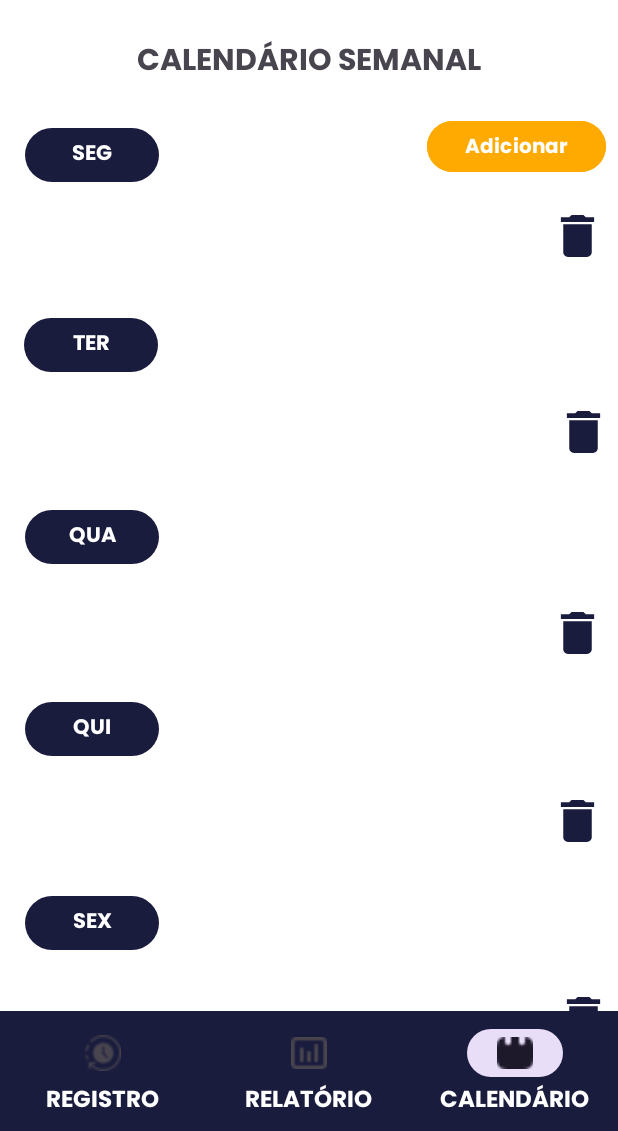
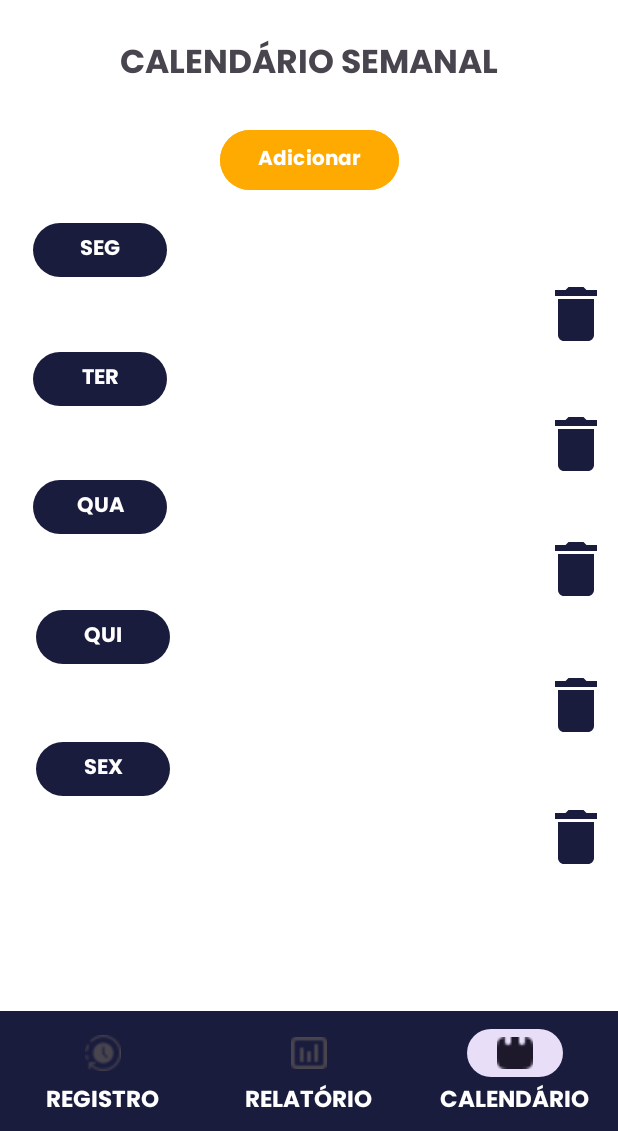
Before and after one commit to BrennoMC/projeto-controle-de-ponto, an Android app: the CalendarFragment screen opened through its navigation route, on a phone screen of 412 x 824 dp, the part 105-1236 px from its top. Run offline under Robolectric (Android 15) with nearby library versions, the phone set to English and light mode, and no system bars; our stand-ins replace Firebase (no records; nobody signed in at launch, a user with empty details on screens opened directly), navigation-ui; libraries missing offline, so code that uses them is left out: com.google.maps.android.

Commit message:
fix/layout

```diff
--- a/app/src/main/java/com/example/controledeponto/CalendarFragment.kt
+++ b/app/src/main/java/com/example/controledeponto/CalendarFragment.kt
@@ -113,17 +113,14 @@ class CalendarFragment : Fragment() {
                 TODO("Not yet implemented")
             }
         })
-
-        auth = Firebase.auth
-        binding.btnSignOut.setOnClickListener{
-            auth.signOut()
-            val intent = Intent(requireContext(), MainActivity::class.java)
-            //intent.flags = Intent.FLAG_ACTIVITY_NEW_TASK or Intent.FLAG_ACTIVITY_CLEAR_TASK
-            startActivity(intent)
-        }
         _binding = FragmentCalendarBinding.inflate(inflater, container, false)
         return binding.root
 
+    }
+
+    override fun onDestroyView() {
+        super.onDestroyView()
+        _binding = null
     }
 
     override fun onViewCreated(view: View, savedInstanceState: Bundle?) {
@@ -146,6 +143,14 @@ class CalendarFragment : Fragment() {
 
         binding.btnExcluirSex.setOnClickListener {
             deletarHorario("sex")
+        }
+
+        auth = Firebase.auth
+        binding.btnSignOut.setOnClickListener{
+            auth.signOut()
+            val intent = Intent(requireContext(), MainActivity::class.java)
+            //intent.flags = Intent.FLAG_ACTIVITY_NEW_TASK or Intent.FLAG_ACTIVITY_CLEAR_TASK
+            startActivity(intent)
         }
 
     }
--- a/app/src/main/java/com/example/controledeponto/HomeFragment.kt
+++ b/app/src/main/java/com/example/controledeponto/HomeFragment.kt
@@ -42,6 +42,7 @@ import android.content.Intent
 import android.os.Build
 import android.provider.Settings
 import android.widget.ImageView
+import androidx.annotation.RequiresApi
 import androidx.appcompat.app.AlertDialog
 import androidx.core.app.NotificationCompat
 import com.google.firebase.database.DataSnapshot
@@ -139,6 +140,7 @@ class HomeFragment : Fragment() {
         return binding.root
     }
 
+    @RequiresApi(Build.VERSION_CODES.S)
     override fun onViewCreated(view: View, savedInstanceState: Bundle?) {
         super.onViewCreated(view, savedInstanceState)
 
@@ -150,7 +152,9 @@ class HomeFragment : Fragment() {
 
         Log.e("USER_DADOS", "USER: $userId, EMAIL: $userEmail, NOME: $userName")
 
-        binding.txtName.text = userName
+        if (userName != null) {
+            binding.txtName.text = "Olá, ${userName.uppercase()}!"
+        }
 
         punchTheClock()
 
@@ -451,6 +455,7 @@ class HomeFragment : Fragment() {
         return (100000..999999).random()
     }
 
+    @RequiresApi(Build.VERSION_CODES.S)
     private fun checkExactAlarmPermission() {
         val alarmManager = requireContext().getSystemService(Context.ALARM_SERVICE) as AlarmManager
         if (!alarmManager.canScheduleExactAlarms()) {
--- a/app/src/main/java/com/example/controledeponto/PointAdapter.kt
+++ b/app/src/main/java/com/example/controledeponto/PointAdapter.kt
@@ -24,7 +24,7 @@ class PointAdapter : ListAdapter<Point, PointAdapter.PointViewHolder>(PointDiffC
 
         fun bind(point: Point) {
             binding.textView.text =
-                    point.date.toString() // Aqui você pode exibir os dados do ponto conforme necessário
+                point.date.toString() // Aqui você pode exibir os dados do ponto conforme necessário
         }
     }
 }
--- a/app/src/main/java/com/example/controledeponto/RelatorioFragment.kt
+++ b/app/src/main/java/com/example/controledeponto/RelatorioFragment.kt
@@ -24,31 +24,20 @@ import kotlin.time.ExperimentalTime
 import com.google.firebase.Firebase
 import com.google.firebase.auth.auth
 
-// TODO: Rename parameter arguments, choose names that match
-// the fragment initialization parameters, e.g. ARG_ITEM_NUMBER
-private const val ARG_PARAM1 = "param1"
-private const val ARG_PARAM2 = "param2"
-
-/**
- * A simple [Fragment] subclass.
- * Use the [RelatorioFragment.newInstance] factory method to
- * create an instance of this fragment.
- */
-
 class CustomSpinnerAdapter(context: Context, resource: Int, objects: List<String>) :
     ArrayAdapter<String>(context, resource, objects) {
 
     override fun getView(position: Int, convertView: View?, parent: ViewGroup): View {
         val view = super.getView(position, convertView, parent)
         val textView = view.findViewById<TextView>(android.R.id.text1)
-        textView.textSize = 14f // Defina o tamanho da fonte desejado
+        textView.textSize = 14f
         return view
     }
 
     override fun getDropDownView(position: Int, convertView: View?, parent: ViewGroup): View {
         val view = super.getDropDownView(position, convertView, parent)
         val textView = view.findViewById<TextView>(android.R.id.text1)
-        textView.textSize = 14f // Defina o tamanho da fonte desejado
+        textView.textSize = 14f
         return view
     }
 }
@@ -69,7 +58,7 @@ class RelatorioFragment : Fragment() {
         inflater: LayoutInflater, container: ViewGroup?,
         savedInstanceState: Bundle?
     ): View? {
-        // Usando view binding para inflar o layout do fragmento
+
         val binding = FragmentRelatorioBinding.inflate(inflater, container, false)
         return binding.root
     }
@@ -101,7 +90,6 @@ class RelatorioFragment : Fragment() {
         binding.btnSignOut.setOnClickListener{
             auth.signOut()
             val intent = Intent(requireContext(), MainActivity::class.java)
-            //intent.flags = Intent.FLAG_ACTIVITY_NEW_TASK or Intent.FLAG_ACTIVITY_CLEAR_TASK
             startActivity(intent)
         }
     }
--- a/app/src/main/res/layout/fragment_calendar.xml
+++ b/app/src/main/res/layout/fragment_calendar.xml
@@ -3,14 +3,14 @@
     xmlns:tools="http://schemas.android.com/tools"
     android:layout_width="match_parent"
     android:layout_height="match_parent"
+    android:scrollbarAlwaysDrawVerticalTrack="true"
     xmlns:app="http://schemas.android.com/apk/res-auto"
     tools:context=".CalendarFragment">
 
 
     <androidx.constraintlayout.widget.ConstraintLayout
         android:layout_width="match_parent"
-        android:layout_height="match_parent"
-        android:scrollbarAlwaysDrawVerticalTrack="true">
+        android:layout_height="652dp">
 
         <View
             android:id="@+id/header"
@@ -73,7 +73,7 @@
             android:layout_marginTop="24dp"
             android:fontFamily="@font/poppins_bold"
             android:text="CALENDÁRIO SEMANAL"
-            android:textSize="20sp"
+            android:textSize="22sp"
             app:layout_constraintEnd_toEndOf="parent"
             app:layout_constraintStart_toStartOf="parent"
             app:layout_constraintTop_toBottomOf="@+id/header" />
@@ -81,7 +81,7 @@
         <Button
             android:id="@+id/btnAdicionarHorario"
             android:layout_width="119dp"
-            android:layout_height="42dp"
+            android:layout_height="48dp"
             android:layout_marginTop="8dp"
             android:backgroundTint="#FFAA01"
             android:fontFamily="@font/poppins_bold"
@@ -89,10 +89,9 @@
             android:textSize="13sp"
             app:layout_constraintBottom_toBottomOf="@+id/scrollView2"
             app:layout_constraintEnd_toEndOf="parent"
-            app:layout_constraintHorizontal_bias="0.956"
-            app:layout_constraintStart_toEndOf="@+id/seg"
+            app:layout_constraintStart_toStartOf="parent"
             app:layout_constraintTop_toBottomOf="@+id/textView2"
-            app:layout_constraintVertical_bias="0.016"
+            app:layout_constraintVertical_bias="0.028"
             tools:ignore="MissingConstraints" />
 
         <TextView
@@ -100,22 +99,23 @@
             android:layout_width="89dp"
             android:layout_height="36dp"
             android:background="@drawable/border_dia"
+            android:fontFamily="@font/poppins_bold"
             android:gravity="center"
             android:text="SEG"
-            android:fontFamily="@font/poppins_bold"
             android:textAlignment="center"
             android:textColor="#FFF"
             app:layout_constraintBottom_toBottomOf="parent"
 
             app:layout_constraintEnd_toEndOf="parent"
-            app:layout_constraintHorizontal_bias="0.052"
+            app:layout_constraintHorizontal_bias="0.068"
             app:layout_constraintStart_toStartOf="parent"
             app:layout_constraintTop_toBottomOf="@+id/textView2"
-            app:layout_constraintVertical_bias="0.04" />
+            app:layout_constraintVertical_bias="0.179" />
 
         <ScrollView
-            android:layout_width="352dp"
-            android:layout_height="79dp"
+            android:layout_width="335dp"
+            android:layout_height="50dp"
+            android:contentDescription="teste"
             app:layout_constraintBottom_toTopOf="@+id/ter"
             app:layout_constraintEnd_toEndOf="parent"
             app:layout_constraintHorizontal_bias="0.288"
@@ -124,44 +124,55 @@
             app:layout_constraintVertical_bias="1.0"
             tools:ignore="MissingConstraints">
 
+            <LinearLayout
+                android:id="@+id/listaHorariosSeg"
+                android:layout_width="match_parent"
+                android:layout_height="wrap_content"
+                android:layout_marginTop="5dp"
+                android:layout_marginBottom="5dp"
+                android:orientation="vertical"
+                android:paddingStart="16dp"
+                android:paddingEnd="16dp"></LinearLayout>
         </ScrollView>
 
 
         <com.google.android.material.button.MaterialButton
             android:id="@+id/btnExcluirSeg"
-            android:layout_width="38dp"
-            android:layout_height="37dp"
-            android:layout_marginEnd="8dp"
+            android:layout_width="48dp"
+            android:layout_height="48dp"
+            android:layout_marginEnd="4dp"
             android:background="@drawable/ic_base_delete"
             android:color="@color/dark_blue"
+            android:contentDescription="teste"
             app:backgroundTint="@color/dark_blue"
             app:layout_constraintBottom_toBottomOf="parent"
             app:layout_constraintEnd_toEndOf="parent"
             app:layout_constraintTop_toBottomOf="@+id/btnAdicionarHorario"
-            app:layout_constraintVertical_bias="0.034" />
+            app:layout_constraintVertical_bias="0.136" />
 
         <TextView
             android:id="@+id/ter"
             android:layout_width="89dp"
             android:layout_height="36dp"
             android:background="@drawable/border_dia"
+            android:fontFamily="@font/poppins_bold"
             android:gravity="center"
             android:text="TER"
-            android:fontFamily="@font/poppins_bold"
             android:textAlignment="center"
             android:textColor="#FFF"
             app:layout_constraintBottom_toBottomOf="parent"
             app:layout_constraintEnd_toEndOf="parent"
-            app:layout_constraintHorizontal_bias="0.049"
+            app:layout_constraintHorizontal_bias="0.068"
             app:layout_constraintStart_toStartOf="parent"
 
             app:layout_constraintTop_toTopOf="parent"
-            app:layout_constraintVertical_bias="0.365" />
+            app:layout_constraintVertical_bias="0.495" />
 
         <ScrollView
-            android:layout_width="352dp"
-            android:layout_height="79dp"
+            android:layout_width="335dp"
+            android:layout_height="50dp"
             android:layout_marginTop="4dp"
+            android:contentDescription="teste"
             app:layout_constraintBottom_toTopOf="@+id/qua"
             app:layout_constraintEnd_toEndOf="parent"
             app:layout_constraintHorizontal_bias="0.288"
@@ -189,43 +200,46 @@
 
         <com.google.android.material.button.MaterialButton
             android:id="@+id/btnExcluirTer"
-            android:layout_width="38dp"
-            android:layout_height="37dp"
+            android:layout_width="48dp"
+            android:layout_height="48dp"
             android:layout_marginEnd="4dp"
             android:background="@drawable/ic_base_delete"
+            android:contentDescription="teste"
             app:backgroundTint="@color/dark_blue"
             app:layout_constraintBottom_toBottomOf="parent"
             app:layout_constraintEnd_toEndOf="parent"
             app:layout_constraintTop_toBottomOf="@+id/btnAdicionarHorario"
-            app:layout_constraintVertical_bias="0.258" />
+            app:layout_constraintVertical_bias="0.35" />
 
         <TextView
             android:id="@+id/qua"
             android:layout_width="89dp"
             android:layout_height="36dp"
             android:background="@drawable/border_dia"
+            android:fontFamily="@font/poppins_bold"
             android:gravity="center"
             android:text="QUA"
             android:textAlignment="center"
             android:textColor="#FFF"
-            android:fontFamily="@font/poppins_bold"
             app:layout_constraintBottom_toBottomOf="parent"
             app:layout_constraintEnd_toEndOf="parent"
-            app:layout_constraintHorizontal_bias="0.052"
+            app:layout_constraintHorizontal_bias="0.068"
             app:layout_constraintStart_toStartOf="parent"
 
             app:layout_constraintTop_toTopOf="parent"
-            app:layout_constraintVertical_bias="0.53" />
+            app:layout_constraintVertical_bias="0.633" />
 
         <ScrollView
             android:id="@+id/scrollView3"
-            android:layout_width="352dp"
-            android:layout_height="79dp"
+            android:layout_width="335dp"
+            android:layout_height="50dp"
+            android:contentDescription="teste"
             app:layout_constraintBottom_toTopOf="@+id/qui"
             app:layout_constraintEnd_toEndOf="parent"
-            app:layout_constraintHorizontal_bias="0.271"
+            app:layout_constraintHorizontal_bias="0.315"
             app:layout_constraintStart_toStartOf="parent"
             app:layout_constraintTop_toBottomOf="@+id/qua"
+            app:layout_constraintVertical_bias="0.0"
             tools:ignore="MissingConstraints">
 
             <LinearLayout
@@ -247,42 +261,45 @@
 
         <com.google.android.material.button.MaterialButton
             android:id="@+id/btnExcluirQua"
-            android:layout_width="38dp"
-            android:layout_height="37dp"
-            android:layout_marginEnd="8dp"
+            android:layout_width="48dp"
+            android:layout_height="48dp"
+            android:layout_marginEnd="4dp"
             android:background="@drawable/ic_base_delete"
+            android:contentDescription="teste"
             app:backgroundTint="@color/dark_blue"
             app:layout_constraintBottom_toBottomOf="parent"
             app:layout_constraintEnd_toEndOf="parent"
             app:layout_constraintTop_toBottomOf="@+id/btnAdicionarHorario"
-            app:layout_constraintVertical_bias="0.488" />
+            app:layout_constraintVertical_bias="0.557" />
 
         <TextView
             android:id="@+id/qui"
             android:layout_width="89dp"
             android:layout_height="36dp"
             android:background="@drawable/border_dia"
+            android:fontFamily="@font/poppins_bold"
             android:gravity="center"
             android:text="QUI"
             android:textAlignment="center"
             android:textColor="#FFF"
-            android:fontFamily="@font/poppins_bold"
             app:layout_constraintBottom_toBottomOf="parent"
             app:layout_constraintEnd_toEndOf="parent"
-            app:layout_constraintHorizontal_bias="0.052"
+            app:layout_constraintHorizontal_bias="0.074"
             app:layout_constraintStart_toStartOf="parent"
 
             app:layout_constraintTop_toTopOf="parent"
-            app:layout_constraintVertical_bias="0.696" />
+            app:layout_constraintVertical_bias="0.774" />
 
         <ScrollView
-            android:layout_width="352dp"
-            android:layout_height="79dp"
+            android:layout_width="335dp"
+            android:layout_height="50dp"
+            android:contentDescription="teste"
             app:layout_constraintBottom_toTopOf="@+id/sex"
             app:layout_constraintEnd_toEndOf="parent"
-            app:layout_constraintHorizontal_bias="0.271"
+            app:layout_constraintHorizontal_bias="0.315"
             app:layout_constraintStart_toStartOf="parent"
             app:layout_constraintTop_toBottomOf="@+id/qui"
+            app:layout_constraintVertical_bias="1.0"
             tools:ignore="MissingConstraints">
 
             <LinearLayout
@@ -304,41 +321,43 @@
 
         <com.google.android.material.button.MaterialButton
             android:id="@+id/btnExcluirQui"
-            android:layout_width="38dp"
-            android:layout_height="37dp"
-            android:layout_marginEnd="8dp"
+            android:layout_width="48dp"
+            android:layout_height="48dp"
+            android:layout_marginEnd="4dp"
             android:background="@drawable/ic_base_delete"
+            android:contentDescription="teste"
             app:backgroundTint="@color/dark_blue"
             app:layout_constraintBottom_toBottomOf="parent"
             app:layout_constraintEnd_toEndOf="parent"
             app:layout_constraintTop_toBottomOf="@+id/btnAdicionarHorario"
-            app:layout_constraintVertical_bias="0.703" />
+            app:layout_constraintVertical_bias="0.781" />
 
         <TextView
             android:id="@+id/sex"
             android:layout_width="89dp"
             android:layout_height="36dp"
             android:background="@drawable/border_dia"
+            android:fontFamily="@font/poppins_bold"
             android:gravity="center"
             android:text="SEX"
             android:textAlignment="center"
             android:textColor="#FFF"
-            android:fontFamily="@font/poppins_bold"
             app:layout_constraintBottom_toBottomOf="parent"
             app:layout_constraintEnd_toEndOf="parent"
-            app:layout_constraintHorizontal_bias="0.052"
+            app:layout_constraintHorizontal_bias="0.074"
             app:layout_constraintStart_toStartOf="parent"
 
             app:layout_constraintTop_toTopOf="parent"
-            app:layout_constraintVertical_bias="0.863" />
+            app:layout_constraintVertical_bias="0.917" />
 
         <ScrollView
             android:id="@+id/scrollView2"
-            android:layout_width="352dp"
-            android:layout_height="79dp"
+            android:layout_width="335dp"
+            android:layout_height="50dp"
+            android:contentDescription="teste"
             app:layout_constraintBottom_toBottomOf="parent"
             app:layout_constraintEnd_toEndOf="parent"
-            app:layout_constraintHorizontal_bias="0.271"
+            app:layout_constraintHorizontal_bias="0.315"
             app:layout_constraintStart_toStartOf="parent"
             app:layout_constraintTop_toBottomOf="@+id/sex"
             app:layout_constraintVertical_bias="0.0"
@@ -363,31 +382,16 @@
 
         <com.google.android.material.button.MaterialButton
             android:id="@+id/btnExcluirSex"
-            android:layout_width="38dp"
-            android:layout_height="37dp"
+            android:layout_width="48dp"
+            android:layout_height="48dp"
             android:layout_marginEnd="4dp"
             android:background="@drawable/ic_base_delete"
+            android:contentDescription="teste"
             app:backgroundTint="@color/dark_blue"
             app:layout_constraintBottom_toBottomOf="parent"
             app:layout_constraintEnd_toEndOf="parent"
             app:layout_constraintTop_toBottomOf="@+id/btnAdicionarHorario"
-            app:layout_constraintVertical_bias="0.928" />
-
-        <LinearLayout
-            android:id="@+id/listaHorariosSeg"
-            android:layout_width="match_parent"
-            android:layout_height="wrap_content"
-            android:layout_marginTop="5dp"
-            android:layout_marginBottom="5dp"
-            android:orientation="vertical"
-            android:paddingStart="16dp"
-            android:paddingEnd="16dp"
-            app:layout_constraintBottom_toBottomOf="parent"
-            app:layout_constraintEnd_toEndOf="parent"
-            app:layout_constraintHorizontal_bias="0.0"
-            app:layout_constraintStart_toStartOf="parent"
-            app:layout_constraintTop_toTopOf="parent"
-            app:layout_constraintVertical_bias="0.239"></LinearLayout>
+            app:layout_constraintVertical_bias="1.0" />
 
 
     </androidx.constraintlayout.widget.ConstraintLayout>
--- a/app/src/main/res/layout/fragment_calendar_adicionar_horario.xml
+++ b/app/src/main/res/layout/fragment_calendar_adicionar_horario.xml
@@ -15,7 +15,7 @@
         <EditText
             android:id="@+id/textDia"
             android:layout_width="wrap_content"
-            android:layout_height="wrap_content"
+            android:layout_height="48dp"
             android:hint="Informe o dia"
             android:textSize="14sp"
             android:fontFamily="@font/poppins_bold"
@@ -49,7 +49,7 @@
         <EditText
             android:id="@+id/textSaida"
             android:layout_width="105dp"
-            android:layout_height="47dp"
+            android:layout_height="48dp"
             android:hint="Saída"
             android:inputType="time"
             android:textSize="14sp"
@@ -65,7 +65,7 @@
         <EditText
             android:id="@+id/textEntrada"
             android:layout_width="105dp"
-            android:layout_height="47dp"
+            android:layout_height="48dp"
             android:hint="Entrada"
             android:textSize="14sp"
             android:inputType="time"
--- a/app/src/main/res/layout/fragment_relatorio.xml
+++ b/app/src/main/res/layout/fragment_relatorio.xml
@@ -102,7 +102,7 @@
     <Spinner
         android:id="@+id/monthSpinner"
         android:layout_width="106dp"
-        android:layout_height="21dp"
+        android:layout_height="48dp"
         android:layout_centerHorizontal="true"
         android:layout_marginTop="12dp"
         android:background="@drawable/background_drilldown"
@@ -117,7 +117,7 @@
     <Spinner
         android:id="@+id/yearSpinner"
         android:layout_width="97dp"
-        android:layout_height="22dp"
+        android:layout_height="48dp"
         android:background="@drawable/background_drilldown"
         android:layout_below="@id/yearSpinner"
         android:layout_centerHorizontal="true"
@@ -129,17 +129,17 @@
     <Button
         android:id="@+id/button"
         android:layout_width="105dp"
-        android:layout_height="38dp"
+        android:layout_height="48dp"
         android:backgroundTint="#FFAA01"
         android:fontFamily="@font/poppins_bold"
         android:text="GERAR"
         android:textSize="10sp"
         app:layout_constraintBottom_toBottomOf="parent"
         app:layout_constraintEnd_toEndOf="parent"
-        app:layout_constraintHorizontal_bias="0.456"
+        app:layout_constraintHorizontal_bias="0.619"
         app:layout_constraintStart_toEndOf="@+id/yearSpinner"
         app:layout_constraintTop_toBottomOf="@+id/textView"
-        app:layout_constraintVertical_bias="0.087" />
+        app:layout_constraintVertical_bias="0.119" />
 
     <TextView
         android:id="@+id/noDataTextView"
```
Lines whose indentation alone changed are shown as unchanged.
